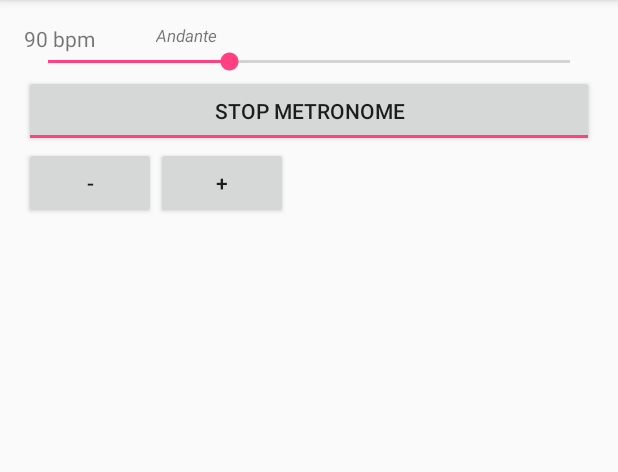
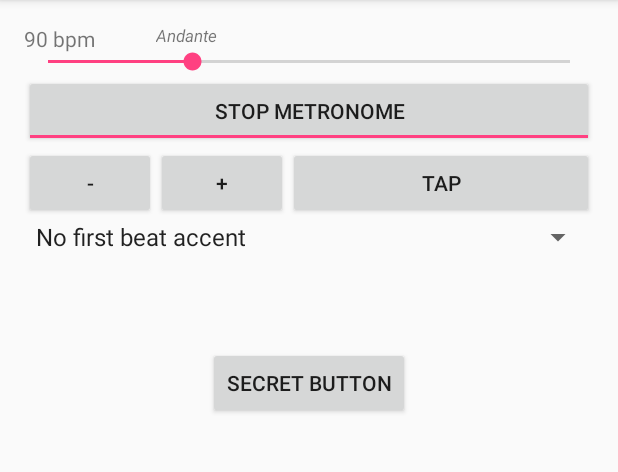
Before and after one commit to rowin1/Beep-Box, an Android app: the screen it shows after launch (MetronomeActivity), after a tap on "START METRONOME", on a phone screen of 412 x 824 dp, the part 84-556 px from its top. Run offline under Robolectric (Android 15) with nearby library versions, the phone set to English and light mode, and no system bars.

Commit message:
Add taptempo and time signature accent feature

```diff
--- a/app/src/main/java/schalago/beepbox/Metronome.java
+++ b/app/src/main/java/schalago/beepbox/Metronome.java
@@ -6,15 +6,28 @@ import android.media.AudioManager;
 import android.media.SoundPool;
 import android.os.Build;
 import android.os.Handler;
+import android.util.Log;
+
+import java.util.Random;
 
 public class Metronome implements Runnable {
 
     private int bpm;
     private long interval;
+    private int beatsPerMeasure;
+    private int beat;
+    private float accentRate;
     private boolean isPlaying;
 
     private SoundPool soundPool;
     private int soundId;
+    private int default_soundId;
+
+
+    private int[] secret_soundIds;
+    private boolean random_sounds;
+    private Random randomGenerator;
+
     private Handler handler;
     private Context context;
 
@@ -22,15 +35,24 @@ public class Metronome implements Runnable {
     private final int DEFAULT_BPM = 90;
     private final int MIN_BPM = 10;
     private final int MAX_BPM = 300;
+    private final int DEFAULT_BEATS_PER_MEASURE = 4;
 
 
 
     public Metronome(Context context){
         this.context = context;
         createSoundPool();
-        loadSound();
+        default_soundId = soundPool.load(context, R.raw.default_beep, 1);
+
+        random_sounds = false;
+        randomGenerator = new Random();
+        loadSecretSounds();
+
         handler = new Handler();
         isPlaying = false;
+        setBeatsPerMeasure(DEFAULT_BEATS_PER_MEASURE);
+        beat = 0;
+        accentRate = 1;
         setBpm(DEFAULT_BPM);
     }
 
@@ -72,11 +94,24 @@ public class Metronome implements Runnable {
         }
     }
 
+    public void setTapTempo(long timeBetweenTaps) {
+        long minMsPerBeat = MS_PER_MINUTE / MAX_BPM;
+        long maxMsPerBeat = MS_PER_MINUTE / MIN_BPM;
+        Log.d("TAG", "setTapTempo() called");
+        if (timeBetweenTaps > minMsPerBeat && timeBetweenTaps < maxMsPerBeat ){
+            Log.d("TAG", "Good tap!");
+            Log.d("TAG", "Setting bpm to: " + (int) (MS_PER_MINUTE / timeBetweenTaps));
+            setBpm((int)(MS_PER_MINUTE / timeBetweenTaps));
+        }
+    }
+
     @Override
     public void run() {
         if (isPlaying) {
-            soundPool.play(soundId, 1.0f, 1.0f, 0, 0, 1.0f);
+            soundId = getSoundId();
             handler.postDelayed(this, interval);
+            updateBeatAndAccent();
+            soundPool.play(soundId, 1.0f, 1.0f, 0, 0, accentRate);
         }
     }
 
@@ -91,7 +126,61 @@ public class Metronome implements Runnable {
         } else soundPool = new SoundPool(1, AudioManager.STREAM_MUSIC, 0);
     }
 
-    private void loadSound() {
-        soundId = soundPool.load(context, R.raw.default_beep, 1);
+    public void setBeatsPerMeasure(int beatsPerMeasure) {
+        this.beatsPerMeasure = beatsPerMeasure;
+    }
+
+    public void updateBeatAndAccent() {
+        if (beat == 0 && beatsPerMeasure != 0) {
+            accentRate = 2.0f;
+        }
+        else {
+            accentRate = 1.0f;
+        }
+
+        beat++;
+
+        if (beat > beatsPerMeasure - 1) {
+            beat = 0;
+        }
+    }
+
+    public int getSoundId() {
+        if (!random_sounds) {
+            return default_soundId;
+        }
+        else {
+            int i = randomGenerator.nextInt(15);
+            return secret_soundIds[i];
+        }
+
+    }
+
+    public void toggleRandomSounds() {
+        if (!random_sounds) {
+            random_sounds = true;
+        }
+        else {
+            random_sounds = false;
+        }
+    }
+
+    public void loadSecretSounds() {
+        secret_soundIds = new int[15];
+        secret_soundIds[0] = soundPool.load(context, R.raw.secret_1, 1);
+        secret_soundIds[1] = soundPool.load(context, R.raw.secret_2, 1);
+        secret_soundIds[2] = soundPool.load(context, R.raw.secret_3, 1);
+        secret_soundIds[3] = soundPool.load(context, R.raw.secret_4, 1);
+        secret_soundIds[4] = soundPool.load(context, R.raw.secret_5, 1);
+        secret_soundIds[5] = soundPool.load(context, R.raw.secret_6, 1);
+        secret_soundIds[6] = soundPool.load(context, R.raw.secret_7, 1);
+        secret_soundIds[7] = soundPool.load(context, R.raw.secret_8, 1);
+        secret_soundIds[8] = soundPool.load(context, R.raw.secret_9, 1);
+        secret_soundIds[9] = soundPool.load(context, R.raw.secret_10, 1);
+        secret_soundIds[10] = soundPool.load(context, R.raw.secret_11, 1);
+        secret_soundIds[11] = soundPool.load(context, R.raw.secret_12, 1);
+        secret_soundIds[12] = soundPool.load(context, R.raw.secret_13, 1);
+        secret_soundIds[13] = soundPool.load(context, R.raw.secret_14, 1);
+        secret_soundIds[14] = soundPool.load(context, R.raw.secret_15, 1);
     }
 }
--- a/app/src/main/java/schalago/beepbox/MetronomeActivity.java
+++ b/app/src/main/java/schalago/beepbox/MetronomeActivity.java
@@ -1,14 +1,20 @@
 package schalago.beepbox;
 
+import android.provider.Settings;
 import android.support.v7.app.AppCompatActivity;
 import android.os.Bundle;
 import android.view.View;
+import android.widget.AdapterView;
+import android.widget.ArrayAdapter;
 import android.widget.Button;
 import android.widget.SeekBar;
+import android.widget.Spinner;
 import android.widget.TextView;
 import android.widget.ToggleButton;
 
 import org.w3c.dom.Text;
+
+import java.sql.Time;
 
 public class MetronomeActivity extends AppCompatActivity {
 
@@ -20,6 +26,9 @@ public class MetronomeActivity extends AppCompatActivity {
     private final int bpmSeekBarCorrection = 10;
     private ToggleButton toggleButton;
 
+    private Boolean tempoTappedAlready = false;
+    private long tapTime;
+
     private Metronome metronome;
 
     @Override
@@ -28,11 +37,24 @@ public class MetronomeActivity extends AppCompatActivity {
         setContentView(R.layout.activity_metronome);
 
         TextView bpmText = (TextView)findViewById(R.id.bpmText);
-        TextView italianTempoText = (TextView)findViewById(R.id.italianTempoText);
+        final TextView italianTempoText = (TextView)findViewById(R.id.italianTempoText);
         Button minusButton = (Button)findViewById(R.id.minusButton);
         Button plusButton = (Button)findViewById(R.id.plusButton);
+        Button tapTempoButton = (Button)findViewById(R.id.tapTempoButton);
+        Button secretButton = (Button)findViewById(R.id.secretButton);
         SeekBar bpmSeekBar = (SeekBar)findViewById(R.id.bpmSeekBar);
         final ToggleButton toggleButton = (ToggleButton)findViewById(R.id.toggleButton);
+
+        String[] arraySpinner = new String[] {"No first beat accent", "2 beats per measure",
+                "3 beats per measure", "4 beats per measure", "5 beats per measure",
+                "6 beats per measure", "7 beats per measure", "8 beats per measure",
+                "9 beats per measure", "10 beats per measure", "11 beats per measure",
+                "12 beats per measure" };
+        Spinner timeSignatureSpinner = (Spinner) findViewById(R.id.timeSignatureSpinner);
+        ArrayAdapter<String> adapter = new ArrayAdapter<String>(this,
+                android.R.layout.simple_spinner_item, arraySpinner);
+        adapter.setDropDownViewResource(android.R.layout.simple_spinner_dropdown_item);
+        timeSignatureSpinner.setAdapter(adapter);
 
         metronome = new Metronome(this);
 
@@ -51,6 +73,32 @@ public class MetronomeActivity extends AppCompatActivity {
                 metronome.increaseBpm();
                 setBpmViews(metronome.getBpm());
                 setBpmSeekBar(metronome.getBpm());
+            }
+        });
+
+
+        tapTempoButton.setOnClickListener(new View.OnClickListener() {
+
+            public void onClick(View view) {
+                if (!tempoTappedAlready) {
+                    tapTime = System.currentTimeMillis();
+                    tempoTappedAlready = true;
+                }
+                else {
+                    metronome.setTapTempo(System.currentTimeMillis() - tapTime);
+                    setBpmViews(metronome.getBpm());
+                    setBpmSeekBar(metronome.getBpm());
+                    tempoTappedAlready = false;
+                }
+            }
+        });
+
+
+
+        secretButton.setOnClickListener(new View.OnClickListener() {
+
+            public void onClick(View view) {
+                metronome.toggleRandomSounds();
             }
         });
 
@@ -82,6 +130,60 @@ public class MetronomeActivity extends AppCompatActivity {
                     metronome.pause();
                 }
             }
+        });
+
+        timeSignatureSpinner.setOnItemSelectedListener(new AdapterView.OnItemSelectedListener() {
+            @Override
+            public void onItemSelected(AdapterView<?> parentView, View selectedItemView, int position, long id) {
+                String selection = parentView.getItemAtPosition(position).toString();
+                int beatsPerMeasure;
+
+                switch (selection) {
+                    case "2 beats per measure":
+                        beatsPerMeasure = 2;
+                        break;
+                    case "3 beats per measure":
+                        beatsPerMeasure = 3;
+                        break;
+                    case "4 beats per measure":
+                        beatsPerMeasure = 4;
+                        break;
+                    case "5 beats per measure":
+                        beatsPerMeasure = 5;
+                        break;
+                    case "6 beats per measure":
+                        beatsPerMeasure = 6;
+                        break;
+                    case "7 beats per measure":
+                        beatsPerMeasure = 7;
+                        break;
+                    case "8 beats per measure":
+                        beatsPerMeasure = 8;
+                        break;
+                    case "9 beats per measure":
+                        beatsPerMeasure = 9;
+                        break;
+                    case "10 beats per measure":
+                        beatsPerMeasure = 10;
+                        break;
+                    case "11 beats per measure":
+                        beatsPerMeasure = 11;
+                        break;
+                    case "12 beats per measure":
+                        beatsPerMeasure = 12;
+                        break;
+                    default:
+                        beatsPerMeasure = 0;
+                }
+
+                metronome.setBeatsPerMeasure(beatsPerMeasure);
+            }
+
+            @Override
+            public void onNothingSelected(AdapterView<?> parentView) {
+                // your code here
+            }
+
         });
     }
 
--- a/app/src/main/res/layout/activity_metronome.xml
+++ b/app/src/main/res/layout/activity_metronome.xml
@@ -14,7 +14,7 @@
     <TextView
         android:layout_width="wrap_content"
         android:layout_height="wrap_content"
-        android:text="90 bpm"
+        android:text="@string/default_bpmText"
         android:id="@+id/bpmText" />
 
     <SeekBar
@@ -24,12 +24,11 @@
         android:id="@+id/bpmSeekBar"
         android:layout_below="@+id/textView"
         android:layout_alignParentStart="true"
-        android:max="230"
+        android:max="290"
         android:progress="80"
         android:clickable="false" />
 
     <ToggleButton
-        android:text="ToggleButton"
         android:layout_width="match_parent"
         android:layout_height="wrap_content"
         android:id="@+id/toggleButton"
@@ -39,7 +38,7 @@
         android:textOn="@string/toggleOff" />
 
     <Button
-        android:text="-"
+        android:text="@string/minus"
         android:layout_width="wrap_content"
         android:layout_height="wrap_content"
         android:layout_below="@+id/toggleButton"
@@ -47,7 +46,7 @@
         android:id="@+id/minusButton" />
 
     <Button
-        android:text="+"
+        android:text="@string/plus"
         android:layout_width="wrap_content"
         android:layout_height="wrap_content"
         android:layout_below="@+id/toggleButton"
@@ -55,7 +54,7 @@
         android:id="@+id/plusButton" />
 
     <TextView
-        android:text="Andante"
+        android:text="@string/default_italianTempoText"
         android:layout_width="wrap_content"
         android:layout_height="wrap_content"
         android:id="@+id/italianTempoText"
@@ -64,4 +63,30 @@
         android:textStyle="normal|italic"
         android:textSize="11sp" />
 
+    <Button
+        android:text="@string/secretButton"
+        android:layout_width="wrap_content"
+        android:layout_height="wrap_content"
+        android:id="@+id/secretButton"
+        android:layout_below="@+id/timeSignatureSpinner"
+        android:layout_centerHorizontal="true"
+        android:layout_marginTop="61dp" />
+
+    <Button
+        android:text="@string/tapTempo"
+        android:layout_width="wrap_content"
+        android:layout_height="wrap_content"
+        android:layout_below="@+id/toggleButton"
+        android:id="@+id/tapTempoButton"
+        android:layout_above="@+id/timeSignatureSpinner"
+        android:layout_alignParentEnd="true"
+        android:layout_toEndOf="@+id/plusButton" />
+
+    <Spinner
+        android:layout_width="match_parent"
+        android:layout_height="wrap_content"
+        android:id="@+id/timeSignatureSpinner"
+        android:layout_below="@+id/minusButton"
+        android:layout_alignParentStart="true" />
+
 </RelativeLayout>
--- a/app/src/main/res/values/strings.xml
+++ b/app/src/main/res/values/strings.xml
@@ -2,4 +2,10 @@
     <string name="app_name">Beep Box</string>
     <string name="toggleOn">Start Metronome</string>
     <string name="toggleOff">Stop Metronome</string>
+    <string name="minus">-</string>
+    <string name="plus">+</string>
+    <string name="secretButton">Secret Button</string>
+    <string name="default_bpmText">90 bpm</string>
+    <string name="default_italianTempoText">Andante</string>
+    <string name="tapTempo">Tap</string>
 </resources>
```
Also changed, not shown: 15 other files.
